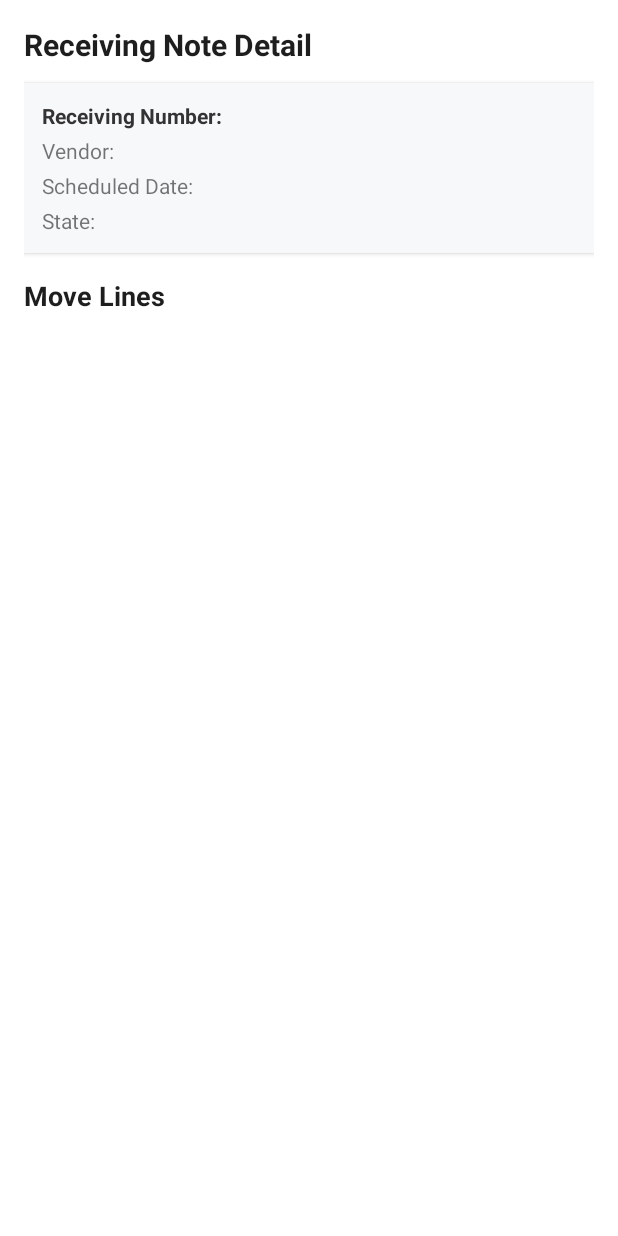
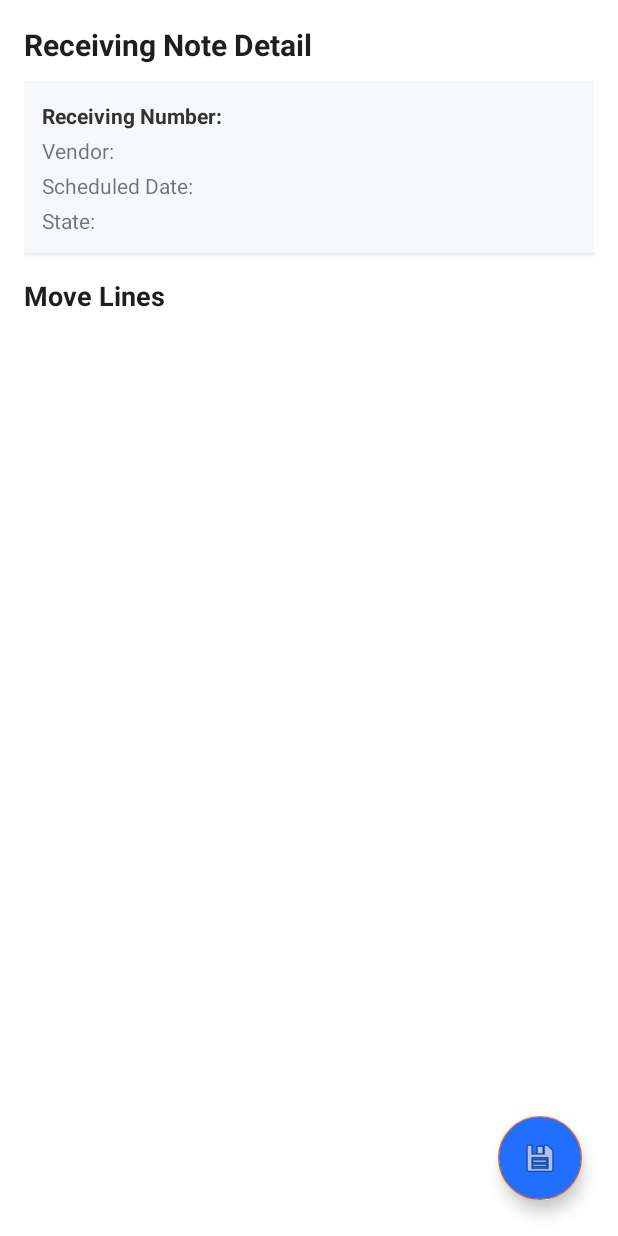
Before and after one commit to Masbin1/SunmiUhf, an Android app: the layout fragment_receiving_detail.xml on its own in the app's theme, with its tools: preview values and no code run, on a phone screen of 412 x 824 dp. Run offline under Robolectric (Android 15) with nearby library versions, the phone set to English and light mode, and no system bars.

Commit message:
# <type>: Adding feature # type: mod # feat: Receiving and Delivery # docs: Transaksi Reciving Notes Selesai

```diff
--- a/app/src/main/res/layout/fragment_receiving_detail.xml
+++ b/app/src/main/res/layout/fragment_receiving_detail.xml
@@ -93,4 +93,17 @@
                 android:nestedScrollingEnabled="false" />
         </LinearLayout>
     </ScrollView>
+
+    <!-- Floating Save Button -->
+    <com.google.android.material.floatingactionbutton.FloatingActionButton
+        android:id="@+id/btnSaveReceiving"
+        android:layout_width="wrap_content"
+        android:layout_height="wrap_content"
+        android:layout_gravity="bottom|end"
+        android:layout_margin="24dp"
+        android:backgroundTint="@color/blue_primary"
+        android:src="@android:drawable/ic_menu_save"
+        android:contentDescription="Save"
+        android:elevation="8dp" />
+
 </androidx.coordinatorlayout.widget.CoordinatorLayout>
--- a/app/src/main/res/layout/item_receiving_move.xml
+++ b/app/src/main/res/layout/item_receiving_move.xml
@@ -55,7 +55,7 @@
         android:layout_height="wrap_content"
         android:text="Scan RFID"
         android:layout_marginTop="8dp"
-        android:backgroundTint="#216eff"
+        android:backgroundTint="@color/blue_primary"
         android:textColor="@android:color/white"
         android:paddingHorizontal="12dp"
         android:paddingVertical="6dp"
--- a/app/src/main/res/values/colors.xml
+++ b/app/src/main/res/values/colors.xml
@@ -31,9 +31,11 @@
 
     <color name="color_1A000000">#1A000000</color>
 
+
     <color name="color_FF858A95">#FF858A95</color>
     <color name="color_FFFFEADD">#FFEADD</color>
     <color name="signalIndicatorColor">#FF858A95</color>
     <color name="colorAccent60">#99FF6000</color>
     <color name="colorAccent20">#33FF6000</color>
+    <color name="blue_primary">#216eff</color>
 </resources>
```
Also changed, not shown: app/src/main/java/com/sunmi/uhf/fragment/receivingnotes/ReceivingDetailFragment.kt (+83 -10 lines).
